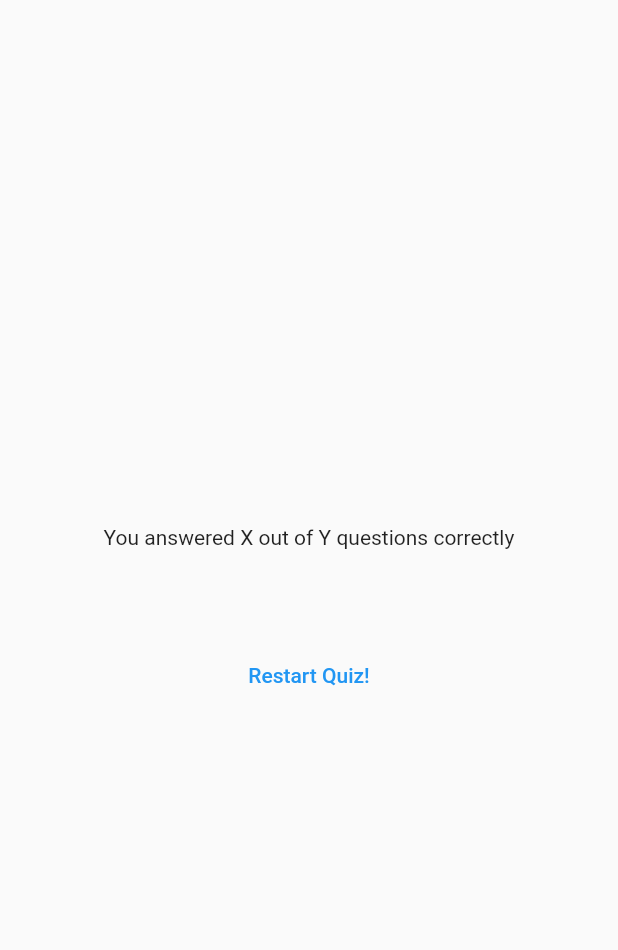
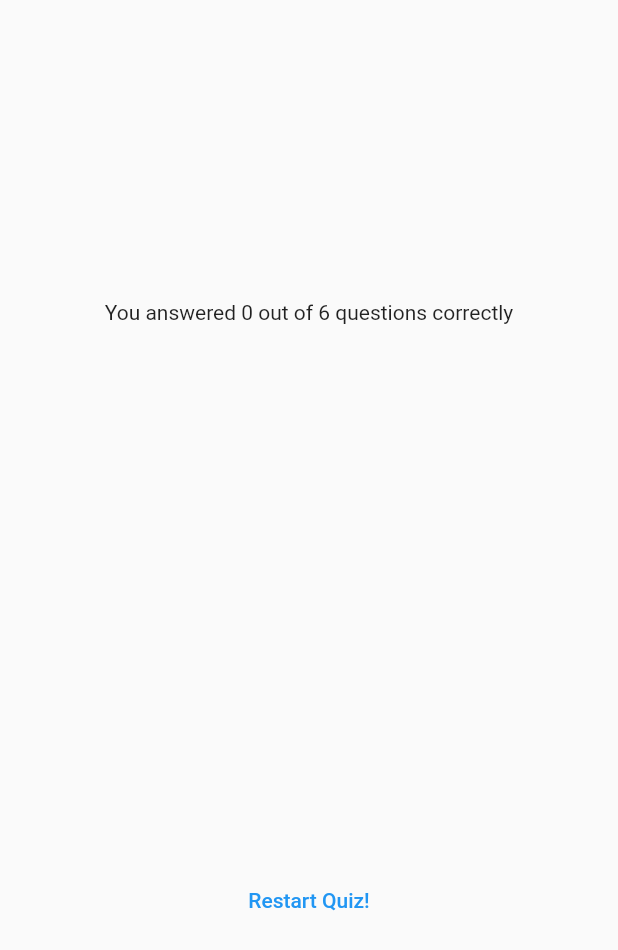
Before and after one commit to neerajsinghsarathe/flutter-quiz-app, a Flutter app: the ResultsScreen widget shown alone on an empty page, opened directly with empty values, on a phone screen of 412 x 824 dp. Shown: the top 950 px of the screen. Run offline on Flutter 3.47's test engine with Material 2 defaults, Android fonts, the phone set to English and light mode, and no system bars; our stand-ins replace google_fonts.

Commit message:
Assigned length to questions and answers.

```diff
--- a/lib/questions_summary.dart
+++ b/lib/questions_summary.dart
@@ -7,7 +7,10 @@ class QuestionsSummary extends StatelessWidget {
 
   @override
   Widget build(BuildContext context) {
-    return Column(
+    return SizedBox(
+      height: 300,
+      child: SingleChildScrollView(
+        child: Column(
             children: summaryData
                 .map((data) => Row(
                       children: [
@@ -25,6 +28,8 @@ class QuestionsSummary extends StatelessWidget {
                         )),
                       ],
                     ))
-            .toList());
+                .toList()),
+      ),
+    );
   }
 }
--- a/lib/results_screen.dart
+++ b/lib/results_screen.dart
@@ -24,6 +24,12 @@ class ResultsScreen extends StatelessWidget {
 
   @override
   Widget build(BuildContext context) {
+    final summaryData = getSummaryData();
+    final numberOfTotalQuestions = questions.length;
+    final numberOfCorrectQuestions = summaryData
+        .where((data) => data['user_answer'] == data['correct_answer'])
+        .length;
+
     return SizedBox(
         width: double.infinity,
         child: Container(
@@ -31,7 +37,8 @@ class ResultsScreen extends StatelessWidget {
             child: Column(
               mainAxisAlignment: MainAxisAlignment.center,
               children: [
-                Text('You answered X out of Y questions correctly'),
+                Text(
+                    'You answered $numberOfCorrectQuestions out of $numberOfTotalQuestions questions correctly'),
                 const SizedBox(
                   height: 30,
                 ),
```
Lines whose indentation alone changed are shown as unchanged.
